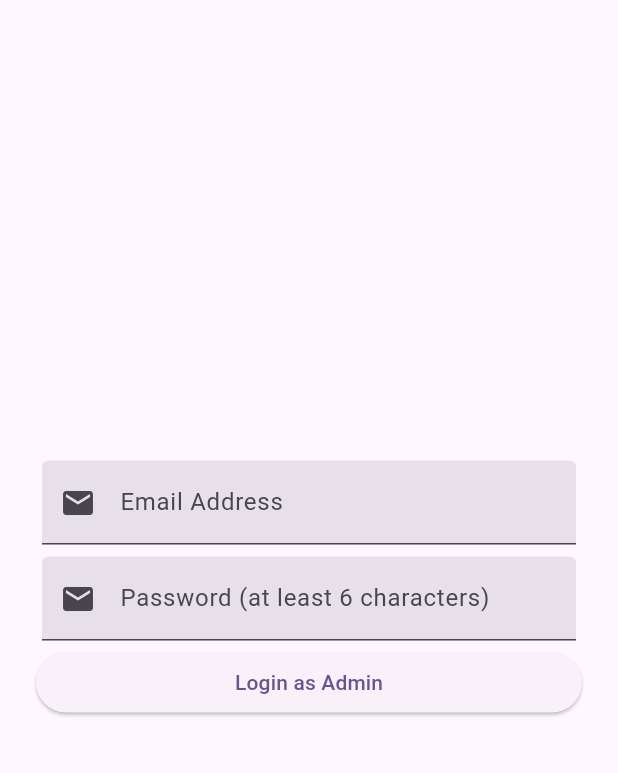
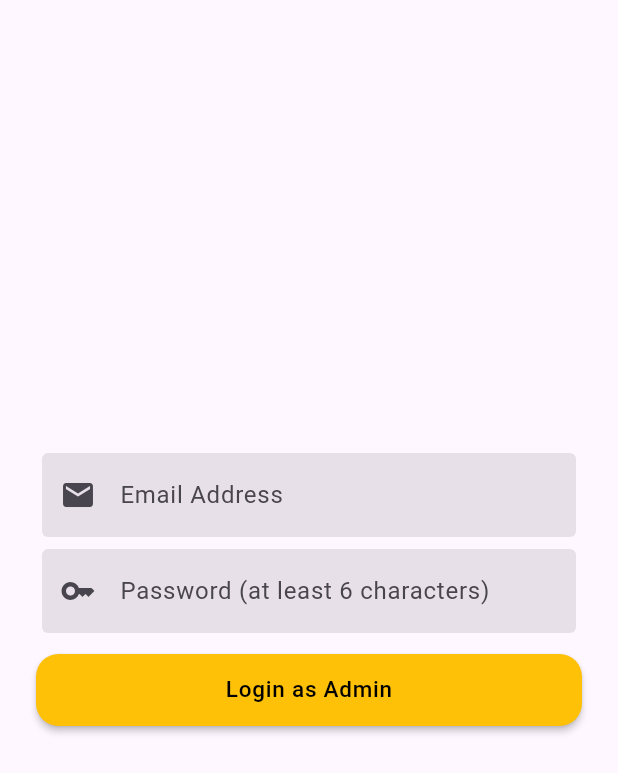
Before and after one commit to mibad862/EasyTransitAdmin, a Flutter app: the screen it shows after launch, on a phone screen of 412 x 824 dp. Shown: the top 773 px of the screen. Run offline on Flutter 3.47's test engine with Material 3 defaults, Android fonts, the phone set to English and light mode, and no system bars; our stand-ins replace cloud_firestore, firebase_auth, firebase_core, flutter_easyloading, go_router; accounts and stored records are empty.

Commit message:
Last Updated new 27/05/2024

```diff
--- /dev/null
+++ b/lib/common_widgets/common_elevated_button.dart
@@ -0,0 +1,60 @@
+import 'package:flutter/material.dart';
+
+class CommonElevatedButton extends StatelessWidget {
+  const CommonElevatedButton({
+    super.key, // Corrected key definition
+    required this.onPressed,
+    this.height,
+    this.width,
+    required this.text,
+    this.textColor,
+    this.buttonColor,
+    this.fontSize,
+    this.borderRadius,
+    this.buttonElevation,
+  }); // Corrected super constructor call
+
+  final VoidCallback onPressed;
+  final double? height;
+  final double? width;
+  final String text;
+  final Color? buttonColor;
+  final Color? textColor;
+  final double? fontSize;
+  final double? borderRadius;
+  final double? buttonElevation;
+
+  @override
+  Widget build(BuildContext context) {
+
+    final screenHeight = MediaQuery.of(context).size.height;
+    final screenWidth = MediaQuery.of(context).size.width;
+
+    return Material(
+      elevation: buttonElevation ?? 0.0,
+      borderRadius: BorderRadius.circular(borderRadius ?? 6.0),
+      color: Colors.transparent, // Set color to transparent
+      child: InkWell(
+        borderRadius: BorderRadius.circular(borderRadius ?? 6.0),
+        onTap: onPressed,
+        child: Container(
+          height: height ?? screenHeight * 0.050,
+          width: width ?? screenWidth * 0.2,
+          alignment: Alignment.center,
+          decoration: BoxDecoration(
+            borderRadius: BorderRadius.circular(borderRadius ?? 6.0),
+            color: buttonColor ?? Colors.red,
+          ),
+          child: Text(
+            text,
+            style: Theme.of(context).textTheme.bodyText1!.copyWith(
+              fontSize: fontSize ?? screenWidth * 0.020,
+              color: textColor ?? Colors.white,
+              fontWeight: FontWeight.w500,
+            ),
+          ),
+        ),
+      ),
+    );
+  }
+}
--- a/lib/pages/dashboard_page.dart
+++ b/lib/pages/dashboard_page.dart
@@ -2,6 +2,7 @@ import 'package:easytransit_admin/auth/auth_service.dart';
 import 'package:flutter/material.dart';
 import 'package:go_router/go_router.dart';
 import '../common_widgets/common_appbar.dart';
+import 'login_page.dart';
 import 'pending_ambulance_booking.dart';
 import 'pending_driver_profiles.dart';
 import 'pending_accounts_list.dart';
@@ -21,6 +22,7 @@ class DashBoardPage extends StatelessWidget {
           IconButton(
             onPressed: () {
               AuthService.logout();
+              context.goNamed(LoginPage.routeName);
             },
             icon: const Icon(Icons.logout),
           ),
--- a/lib/pages/login_page.dart
+++ b/lib/pages/login_page.dart
@@ -1,3 +1,4 @@
+import 'package:easytransit_admin/common_widgets/common_elevated_button.dart';
 import 'package:firebase_auth/firebase_auth.dart';
 import 'package:flutter/material.dart';
 import 'package:flutter_easyloading/flutter_easyloading.dart';
@@ -7,6 +8,7 @@ import 'dashboard_page.dart';
 
 class LoginPage extends StatefulWidget {
   static const String routeName = '/login';
+
   const LoginPage({super.key});
 
   @override
@@ -18,6 +20,7 @@ class _LoginPageState extends State<LoginPage> {
   final _emailController = TextEditingController();
   final _passwordController = TextEditingController();
   String _errMsg = '';
+
   @override
   Widget build(BuildContext context) {
     return Scaffold(
@@ -34,12 +37,15 @@ class _LoginPageState extends State<LoginPage> {
                   keyboardType: TextInputType.emailAddress,
                   controller: _emailController,
                   decoration: const InputDecoration(
+                    border: OutlineInputBorder(
+                        borderSide: BorderSide.none
+                    ),
                     filled: true,
                     prefixIcon: Icon(Icons.email),
                     labelText: 'Email Address',
                   ),
                   validator: (value) {
-                    if(value == null || value.isEmpty) {
+                    if (value == null || value.isEmpty) {
                       return 'Provide a valid email address';
                     }
                     return null;
@@ -52,25 +58,39 @@ class _LoginPageState extends State<LoginPage> {
                   obscureText: true,
                   controller: _passwordController,
                   decoration: const InputDecoration(
+                    border: OutlineInputBorder(
+                      borderSide: BorderSide.none
+                    ),
                     filled: true,
-                    prefixIcon: Icon(Icons.email),
+                    prefixIcon: Icon(Icons.key),
                     labelText: 'Password (at least 6 characters)',
                   ),
                   validator: (value) {
-                    if(value == null || value.isEmpty) {
+                    if (value == null || value.isEmpty) {
                       return 'Provide a valid password';
                     }
                     return null;
                   },
                 ),
               ),
-              ElevatedButton(
+              SizedBox(height: 10),
+              CommonElevatedButton(
+                borderRadius: 15.0,
+                buttonElevation: 2.0,
+                fontSize: 15,
+                textColor: Colors.black,
+                buttonColor: Colors.amber,
+                width: double.infinity,
+                height: 48,
                 onPressed: _authenticate,
-                child: const Text('Login as Admin'),
+                text: "Login as Admin",
               ),
               Padding(
                 padding: const EdgeInsets.all(8.0),
-                child: Text(_errMsg, style: const TextStyle(fontSize: 18, color: Colors.red),),
+                child: Text(
+                  _errMsg,
+                  style: const TextStyle(fontSize: 18, color: Colors.red),
+                ),
               )
             ],
           ),
@@ -87,14 +107,14 @@ class _LoginPageState extends State<LoginPage> {
   }
 
   void _authenticate() async {
-    if(_formKey.currentState!.validate()) {
+    if (_formKey.currentState!.validate()) {
       EasyLoading.show(status: 'Please wait');
       final email = _emailController.text;
       final pass = _passwordController.text;
       try {
         final status = await AuthService.loginAdmin(email, pass);
         EasyLoading.dismiss();
-        if(status) {
+        if (status) {
           context.goNamed(DashBoardPage.routeName);
         } else {
           await AuthService.logout();
@@ -102,8 +122,7 @@ class _LoginPageState extends State<LoginPage> {
             _errMsg = 'This is not an Admin account';
           });
         }
-
-      } on FirebaseAuthException catch(error) {
+      } on FirebaseAuthException catch (error) {
         EasyLoading.dismiss();
         setState(() {
           _errMsg = error.message!;
```
